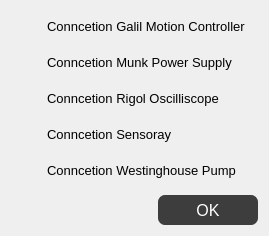
This is src/ECM_gui/misc_dialogs/dialog_connections.ui in dmherrington/ECM-Control-System as Qt 5 draws it before an edit. The edited form follows.
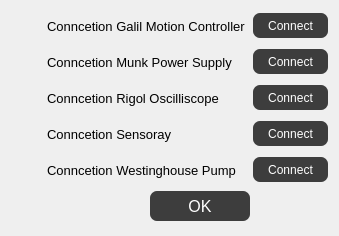
This is the edited form. Custom widgets are drawn as their Qt base class.

The edit to the form file:
```diff
--- a/src/ECM_gui/misc_dialogs/dialog_connections.ui
+++ b/src/ECM_gui/misc_dialogs/dialog_connections.ui
@@ -6,7 +6,7 @@
    <rect>
     <x>0</x>
     <y>0</y>
-    <width>269</width>
+    <width>335</width>
     <height>236</height>
    </rect>
   </property>
@@ -135,8 +135,6 @@
 }</string>
   </property>
   <layout class="QGridLayout" name="gridLayout">
-   <item row="0" column="0" colspan="2">
-    <layout class="QFormLayout" name="formLayout">
      <item row="0" column="0">
       <widget class="LED" name="widget_GalilConnection" native="true">
        <property name="sizePolicy">
@@ -159,7 +157,7 @@
        </property>
       </widget>
      </item>
-     <item row="0" column="1">
+   <item row="0" column="1" colspan="2">
       <widget class="QLabel" name="label_GalilConnection">
        <property name="sizePolicy">
         <sizepolicy hsizetype="Fixed" vsizetype="Fixed">
@@ -189,6 +187,25 @@
        </property>
       </widget>
      </item>
+   <item row="0" column="3">
+    <widget class="QPushButton" name="pushButton_connectGalil">
+     <property name="minimumSize">
+      <size>
+       <width>75</width>
+       <height>25</height>
+      </size>
+     </property>
+     <property name="maximumSize">
+      <size>
+       <width>75</width>
+       <height>25</height>
+      </size>
+     </property>
+     <property name="text">
+      <string>Connect</string>
+     </property>
+    </widget>
+   </item>
      <item row="1" column="0">
       <widget class="LED" name="widget_MunkConnection" native="true">
        <property name="sizePolicy">
@@ -211,7 +228,7 @@
        </property>
       </widget>
      </item>
-     <item row="1" column="1">
+   <item row="1" column="1" colspan="2">
       <widget class="QLabel" name="label_MunkConnection">
        <property name="sizePolicy">
         <sizepolicy hsizetype="Fixed" vsizetype="Fixed">
@@ -241,6 +258,25 @@
        </property>
       </widget>
      </item>
+   <item row="1" column="3">
+    <widget class="QPushButton" name="pushButton_connectMunk">
+     <property name="minimumSize">
+      <size>
+       <width>75</width>
+       <height>25</height>
+      </size>
+     </property>
+     <property name="maximumSize">
+      <size>
+       <width>75</width>
+       <height>25</height>
+      </size>
+     </property>
+     <property name="text">
+      <string>Connect</string>
+     </property>
+    </widget>
+   </item>
      <item row="2" column="0">
       <widget class="LED" name="widget_RigolConnection" native="true">
        <property name="sizePolicy">
@@ -263,7 +299,7 @@
        </property>
       </widget>
      </item>
-     <item row="2" column="1">
+   <item row="2" column="1" colspan="2">
       <widget class="QLabel" name="label_RigolConnection">
        <property name="sizePolicy">
         <sizepolicy hsizetype="Fixed" vsizetype="Fixed">
@@ -293,6 +329,25 @@
        </property>
       </widget>
      </item>
+   <item row="2" column="3">
+    <widget class="QPushButton" name="pushButton_connect_Rigol">
+     <property name="minimumSize">
+      <size>
+       <width>75</width>
+       <height>25</height>
+      </size>
+     </property>
+     <property name="maximumSize">
+      <size>
+       <width>75</width>
+       <height>25</height>
+      </size>
+     </property>
+     <property name="text">
+      <string>Connect</string>
+     </property>
+    </widget>
+   </item>
      <item row="3" column="0">
       <widget class="LED" name="widget_SensorayConnection" native="true">
        <property name="sizePolicy">
@@ -315,7 +370,7 @@
        </property>
       </widget>
      </item>
-     <item row="3" column="1">
+   <item row="3" column="1" colspan="2">
       <widget class="QLabel" name="label_SensorayConnection">
        <property name="sizePolicy">
         <sizepolicy hsizetype="Fixed" vsizetype="Fixed">
@@ -345,8 +400,27 @@
        </property>
       </widget>
      </item>
+   <item row="3" column="3">
+    <widget class="QPushButton" name="pushButton_connectSensoray">
+     <property name="minimumSize">
+      <size>
+       <width>75</width>
+       <height>25</height>
+      </size>
+     </property>
+     <property name="maximumSize">
+      <size>
+       <width>75</width>
+       <height>25</height>
+      </size>
+     </property>
+     <property name="text">
+      <string>Connect</string>
+     </property>
+    </widget>
+   </item>
      <item row="4" column="0">
-      <widget class="LED" name="widget_WestinhouseConnection" native="true">
+    <widget class="LED" name="widget_WestinghouseConnection" native="true">
        <property name="sizePolicy">
         <sizepolicy hsizetype="Fixed" vsizetype="Fixed">
          <horstretch>0</horstretch>
@@ -367,7 +441,7 @@
        </property>
       </widget>
      </item>
-     <item row="4" column="1">
+   <item row="4" column="1" colspan="2">
       <widget class="QLabel" name="label_WestinghouseConnection">
        <property name="sizePolicy">
         <sizepolicy hsizetype="Fixed" vsizetype="Fixed">
@@ -397,9 +471,26 @@
        </property>
       </widget>
      </item>
-    </layout>
+   <item row="4" column="3">
+    <widget class="QPushButton" name="pushButton_connectPump">
+     <property name="minimumSize">
+      <size>
+       <width>75</width>
+       <height>25</height>
+      </size>
+     </property>
+     <property name="maximumSize">
+      <size>
+       <width>75</width>
+       <height>25</height>
+      </size>
+     </property>
+     <property name="text">
+      <string>Connect</string>
+     </property>
+    </widget>
    </item>
-   <item row="1" column="0">
+   <item row="5" column="0" colspan="2">
     <spacer name="horizontalSpacer">
      <property name="orientation">
       <enum>Qt::Horizontal</enum>
@@ -412,8 +503,8 @@
      </property>
     </spacer>
    </item>
-   <item row="1" column="1">
-    <widget class="QPushButton" name="pushButton">
+   <item row="5" column="2" colspan="2">
+    <widget class="QPushButton" name="pushButton_Done">
      <property name="minimumSize">
       <size>
        <width>100</width>
```
Lines whose indentation alone changed are shown as unchanged.
